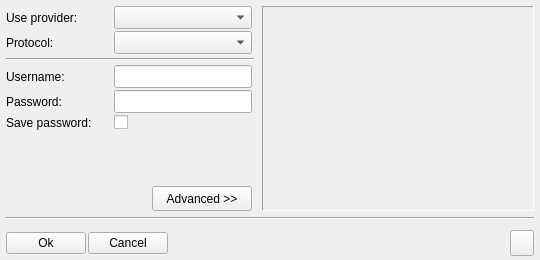
The window that share/skins/default/account.ui (itds-consulting/yate) describes before a commit, drawn with Qt 5.
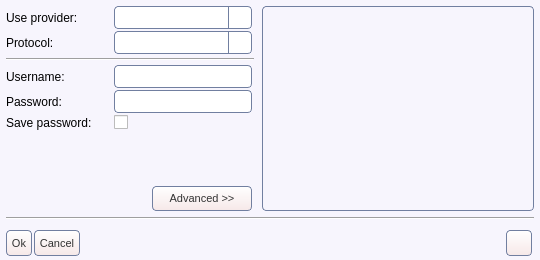
The same window after the commit. Icons and pictures are not drawn.

Commit message: Moved channel control buttons to channel item in channels list. Conference and transfer are now done from master channel and shown in its item in channels list. Changed user interface colors and shapes.

Patch:
```diff
--- a/share/skins/default/account.ui
+++ b/share/skins/default/account.ui
@@ -33,6 +33,91 @@
   <property name="windowIcon" >
    <iconset>user.png</iconset>
   </property>
+  <property name="styleSheet" >
+   <string>QWidget#account {
+  background:#f7f5fd;
+}
+QLineEdit {
+  color:#333333;
+  border: 1px solid #717fa0;
+  border-radius: 4px;
+}
+QAbstractButton { font-size: 11px; color: #333333; }
+QToolButton {
+  border: 1px solid #717fa0;
+  border-radius: 4px;
+  background: qlineargradient(x1: 0, y1: 0, x2: 0, y2: 1, stop: 0 #ffffff, stop: 1 #f6e8e8);
+}
+QToolButton:hover { background: qlineargradient(x1: 0, y1: 0, x2: 0, y2: 1, stop: 0 #ffffff, stop: 1 #f9f3f3); }
+QToolButton:pressed { background: qlineargradient(x1: 0, y1: 0, x2: 0, y2: 1, stop: 0 #f6e8e8, stop: 1 #ffffff); }
+QPushButton {
+  border: 1px solid #717fa0;
+  border-radius: 4px;
+  background: qlineargradient(x1: 0, y1: 0, x2: 0, y2: 1, stop: 0 #ffffff, stop: 1 #f6e8e8);
+}
+QPushButton:hover { background: qlineargradient(x1: 0, y1: 0, x2: 0, y2: 1, stop: 0 #ffffff, stop: 1 #f9f3f3); }
+QPushButton:pressed { background: qlineargradient(x1: 0, y1: 0, x2: 0, y2: 1, stop: 0 #f6e8e8, stop: 1 #ffffff); }
+QComboBox::down-arrow { image: url(cb_arrow.png); }
+QComboBox::down-arrow:on { top: 1px; left: 1px; }
+QComboBox {
+  padding-left: 2px;
+  padding-right: 25px;
+  border: 1px solid #717fa0;
+  border-radius: 4px;
+}
+QComboBox::drop-down {
+  width: 22px;
+  border-left: 1px solid #717fa0;
+}
+QCheckBox::indicator:checked { image: url(checkbox_on.png); }
+QCheckBox::indicator:unchecked { image: url(checkbox_off.png); }
+QRadioButton::indicator:checked { image: url(radio_on.png); }
+QRadioButton::indicator:unchecked { image: url(radio_off.png); }
+QScrollBar { border: 1px solid #717fa0; background: white; }
+QScrollBar::handle {
+  background: qlineargradient(x1: 0, y1: 0, x2: 0, y2: 1, stop: 0 #ffffff, stop: 1 #f6e8e8);
+  border: 1px solid #717fa0;
+}
+QScrollBar:vertical {
+  width: 14px;
+  margin: 16px 0px 16px 0px;
+  border-top: 0px;
+  border-bottom: 0px;
+  border-right: 0px;
+}
+QScrollBar:horizontal {
+  height: 14px;
+  margin: 0px 16px 0px 16px;
+  border-left: 0px;
+  border-right: 0px;
+  border-bottom: 0px;
+}
+QScrollBar::add-line {
+  height: 13px;
+  width: 13px;
+  border: 1px solid #717fa0;
+  subcontrol-origin: margin;
+  background: qlineargradient(x1: 0, y1: 0, x2: 0, y2: 1, stop: 0 #ffffff, stop: 1 #f6e8e8);
+}
+QScrollBar::sub-line {
+  height: 13px;
+  width: 13px;
+  border: 1px solid #717fa0;
+  subcontrol-origin: margin;
+  background: qlineargradient(x1: 0, y1: 0, x2: 0, y2: 1, stop: 0 #ffffff, stop: 1 #f6e8e8);
+}
+QScrollBar::handle:vertical { border-left: 0px; border-right: 0px; }
+QScrollBar::handle:horizontal { border-top: 0px; border-bottom: 0px; }
+QScrollBar::add-line:vertical { subcontrol-position: bottom; image: url(scroll_down.png); height: 14px; }
+QScrollBar::sub-line:vertical { subcontrol-position: top; image: url(scroll_up.png); height: 14px; }
+QScrollBar::add-line:horizontal { subcontrol-position: right; image: url(scroll_right.png); width: 14px; }
+QScrollBar::sub-line:horizontal { subcontrol-position: left; image: url(scroll_left.png); width: 14px; }
+QScrollBar::up-arrow:pressed { border: 1px solid #717fa0; }
+QScrollBar::down-arrow:pressed { border: 1px solid #717fa0; }
+QScrollBar::left-arrow:pressed { border: 1px solid #717fa0; }
+QScrollBar::right-arrow:pressed { border: 1px solid #717fa0; }
+</string>
+  </property>
   <layout class="QVBoxLayout" >
    <property name="spacing" >
     <number>2</number>
@@ -818,11 +903,14 @@
          <height>16777215</height>
         </size>
        </property>
-       <property name="frameShape" >
-        <enum>QFrame::Panel</enum>
+       <property name="styleSheet" >
+        <string>QFrame#acc_proto_advanced {
+  border: 1px solid #717fa0;
+  border-radius: 4px;
+}</string>
        </property>
-       <property name="frameShadow" >
-        <enum>QFrame::Sunken</enum>
+       <property name="frameShape" >
+        <enum>QFrame::StyledPanel</enum>
        </property>
        <property name="currentIndex" >
         <number>0</number>
@@ -1606,22 +1694,82 @@
       <number>0</number>
      </property>
      <item>
-      <widget class="QPushButton" name="acc_accept" >
+      <widget class="QToolButton" name="acc_accept" >
+       <property name="sizePolicy" >
+        <sizepolicy vsizetype="Fixed" hsizetype="Minimum" >
+         <horstretch>0</horstretch>
+         <verstretch>0</verstretch>
+        </sizepolicy>
+       </property>
+       <property name="minimumSize" >
+        <size>
+         <width>0</width>
+         <height>26</height>
+        </size>
+       </property>
+       <property name="maximumSize" >
+        <size>
+         <width>16777215</width>
+         <height>26</height>
+        </size>
+       </property>
        <property name="text" >
         <string>Ok</string>
        </property>
        <property name="icon" >
         <iconset>ok.png</iconset>
        </property>
+       <property name="toolButtonStyle" >
+        <enum>Qt::ToolButtonTextBesideIcon</enum>
+       </property>
+       <property name="_yate_normal_icon" stdset="0" >
+        <string>ok.png</string>
+       </property>
+       <property name="_yate_pressed_icon" stdset="0" >
+        <string>ok_pressed.png</string>
+       </property>
+       <property name="_yate_hover_icon" stdset="0" >
+        <string>ok_hover.png</string>
+       </property>
       </widget>
      </item>
      <item>
-      <widget class="QPushButton" name="button_hide" >
+      <widget class="QToolButton" name="button_hide" >
+       <property name="sizePolicy" >
+        <sizepolicy vsizetype="Fixed" hsizetype="Minimum" >
+         <horstretch>0</horstretch>
+         <verstretch>0</verstretch>
+        </sizepolicy>
+       </property>
+       <property name="minimumSize" >
+        <size>
+         <width>0</width>
+         <height>26</height>
+        </size>
+       </property>
+       <property name="maximumSize" >
+        <size>
+         <width>16777215</width>
+         <height>26</height>
+        </size>
+       </property>
        <property name="text" >
         <string>Cancel</string>
        </property>
        <property name="icon" >
-        <iconset>close.png</iconset>
+        <iconset>cancel.png</iconset>
+       </property>
+       <property name="toolButtonStyle" >
+        <enum>Qt::ToolButtonTextBesideIcon</enum>
+       </property>
+       <property name="_yate_normal_icon" stdset="0" >
+        <string>cancel.png</string>
+       </property>
+       <property name="_yate_pressed_icon" stdset="0" >
+        <string>cancel_pressed.png</string>
+       </property>
+       <property name="_yate_hover_icon" stdset="0" >
+        <string>cancel_hover.png</string>
        </property>
       </widget>
      </item>
@@ -1638,6 +1786,49 @@
        </property>
       </spacer>
      </item>
+     <item>
+      <widget class="QToolButton" name="toggle_show_help" >
+       <property name="sizePolicy" >
+        <sizepolicy vsizetype="Expanding" hsizetype="Fixed" >
+         <horstretch>0</horstretch>
+         <verstretch>0</verstretch>
+        </sizepolicy>
+       </property>
+       <property name="minimumSize" >
+        <size>
+         <width>26</width>
+         <height>0</height>
+        </size>
+       </property>
+       <property name="maximumSize" >
+        <size>
+         <width>26</width>
+         <height>16777215</height>
+        </size>
+       </property>
+       <property name="toolTip" >
+        <string>Show or hide the Help window</string>
+       </property>
+       <property name="icon" >
+        <iconset>quest.png</iconset>
+       </property>
+       <property name="checkable" >
+        <bool>true</bool>
+       </property>
+       <property name="_yate_identity" stdset="0" >
+        <string>showwindow:help:3</string>
+       </property>
+       <property name="_yate_normal_icon" stdset="0" >
+        <string>quest.png</string>
+       </property>
+       <property name="_yate_pressed_icon" stdset="0" >
+        <string>quest_pressed.png</string>
+       </property>
+       <property name="_yate_hover_icon" stdset="0" >
+        <string>quest_hover.png</string>
+       </property>
+      </widget>
+     </item>
      <item>
       <layout class="QVBoxLayout" >
        <property name="spacing" >
@@ -1652,37 +1843,6 @@
        </item>
       </layout>
      </item>
-     <item>
-      <widget class="QToolButton" name="toggle_show_help" >
-       <property name="enabled" >
-        <bool>true</bool>
-       </property>
-       <property name="minimumSize" >
-        <size>
-         <width>0</width>
-         <height>26</height>
-        </size>
-       </property>
-       <property name="maximumSize" >
-        <size>
-         <width>16777215</width>
-         <height>26</height>
-        </size>
-       </property>
-       <property name="toolTip" >
-        <string>Help on this window</string>
-       </property>
-       <property name="icon" >
-        <iconset>quest.png</iconset>
-       </property>
-       <property name="checkable" >
-        <bool>true</bool>
-       </property>
-       <property name="_yate_identity" stdset="0" >
-        <string>showwindow:help:3</string>
-       </property>
-      </widget>
-     </item>
     </layout>
    </item>
   </layout>
```
The commit also changes 200 other files.
